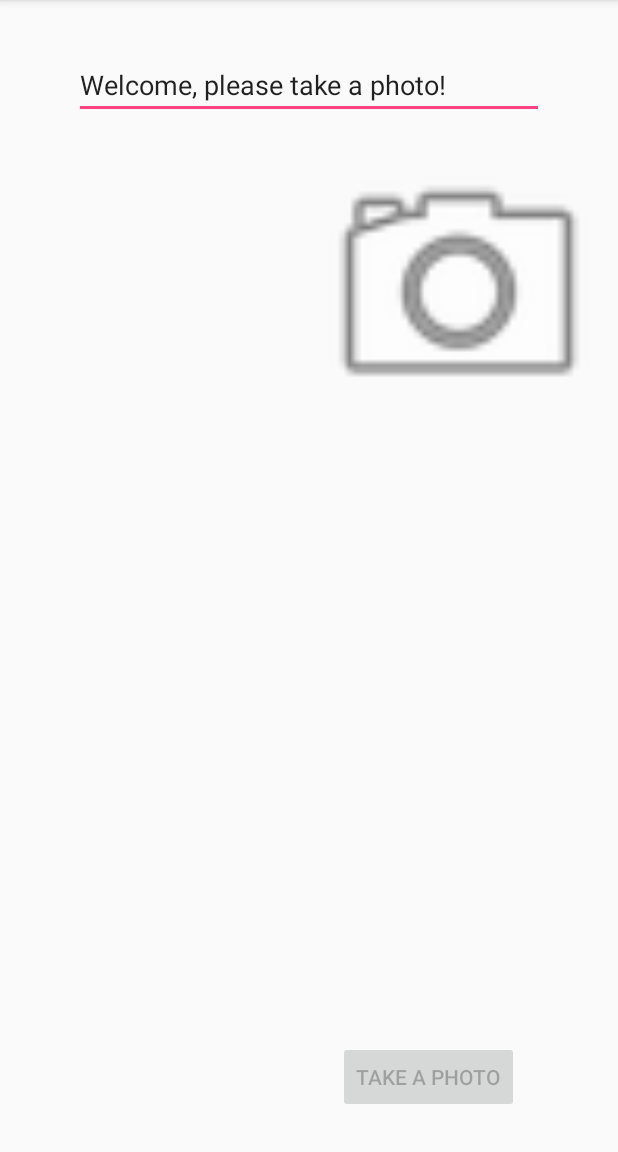
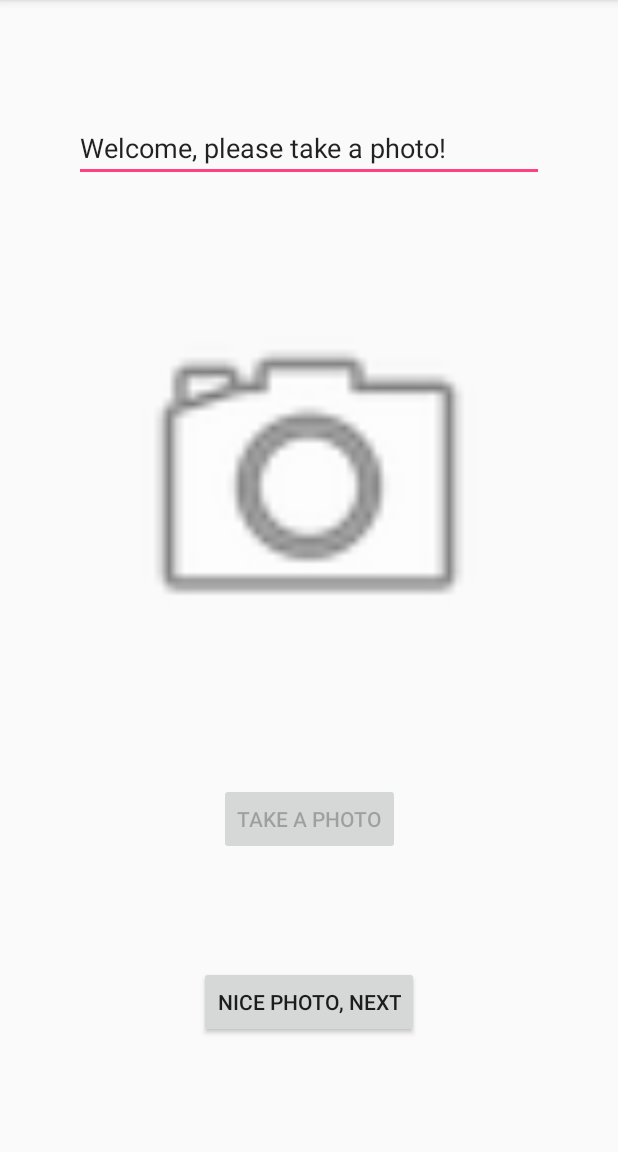
Before and after one commit to Lunj12/finger-android, an Android app: the screen it shows after launch (FirstActivity before the commit, PhotoActivity after it), on a phone screen of 412 x 824 dp, the part 84-1236 px from its top. Run offline under Robolectric (Android 15) with nearby library versions, the phone set to English and light mode, and no system bars.

Commit message:
start 3 activity version

```diff
--- a/FingerRecognition/app/src/main/java/com/example/lunj/fingerrecognition/FirstActivity.java
+++ b/FingerRecognition/app/src/main/java/com/example/lunj/fingerrecognition/PhotoActivity.java
@@ -11,68 +11,31 @@ import android.view.View;
 import android.widget.Button;
 import android.widget.EditText;
 import android.widget.ImageView;
-import android.widget.RadioGroup;
-import android.widget.TextView;
 
 
-public class FirstActivity extends AppCompatActivity {
+public class PhotoActivity extends AppCompatActivity {
     public static final int REQUEST_CAPTURE = 1;
 
     // class instance variables
-    int current_result = -1;
-    int total_sum = 0;
-    int RADIO_OPTIONS = 0; // 0 : None, 1 : add digit, 2 : sum up
     int[] pixels = new int[64 * 64];
     float[] flattenedImage = new float[64 * 64 * 3];
 
     // class instances view
     ImageView result_photo;
-    Button take, retake, next_1, next_2, finish_go;
-    RadioGroup rg;
+    Button take, next_1;
     EditText welcome;
-    TextView result_field, sum_field;
+
 
     @Override
     protected void onCreate(Bundle savedInstanceState) {
         super.onCreate(savedInstanceState);
-        setContentView(R.layout.activity_first);
+        setContentView(R.layout.activity_photo);
 
         // find views and set initial visibility
         take = (Button) findViewById(R.id.take);
-        retake = (Button) findViewById(R.id.retake);
         next_1 = (Button) findViewById(R.id.next_1);
-        next_2 = (Button) findViewById(R.id.next_2);
-        finish_go = (Button) findViewById(R.id.finish_go);
-        rg = (RadioGroup) findViewById(R.id.radioGroup);
         result_photo = (ImageView) findViewById(R.id.imageView);
         welcome = (EditText) findViewById(R.id.welcome);
-        result_field = (TextView) findViewById(R.id.result_field);
-        sum_field = (TextView) findViewById(R.id.sum_field);
-
-        initVisibility();
-
-        // listener for radio group
-        rg.setOnCheckedChangeListener(new RadioGroup.OnCheckedChangeListener() {
-            @Override
-            public void onCheckedChanged(RadioGroup group, int checkedId) {
-                switch (checkedId) {
-                    case R.id.add_digit:
-                        // add digit mark
-                        RADIO_OPTIONS = 1;
-                        retake.setVisibility(View.VISIBLE);
-                        break;
-                    case R.id.sum_up:
-                        // add digit mark
-                        retake.setVisibility(View.VISIBLE);
-                        break;
-                    case R.id.finish:
-                        // finish button appears
-                        finish_go.setVisibility(View.VISIBLE);
-                        break;
-                }
-
-            }
-        });
 
         // check camera availability
         if (!hasCamera()) {
@@ -81,19 +44,6 @@ public class FirstActivity extends AppCompatActivity {
 
     }
 
-    public void initVisibility() {
-        // set initial visibilities
-        take.setVisibility(View.VISIBLE);
-        retake.setVisibility(View.GONE);
-        next_1.setVisibility(View.GONE);
-        next_2.setVisibility(View.GONE);
-        finish_go.setVisibility(View.GONE);
-        rg.setVisibility(View.GONE);
-        result_photo.setVisibility(View.VISIBLE);
-        welcome.setVisibility(View.VISIBLE);
-        result_field.setVisibility(View.GONE);
-        sum_field.setVisibility(View.GONE);
-    }
 
     public boolean hasCamera() {
         // default front camera, how about a back one?
@@ -105,17 +55,10 @@ public class FirstActivity extends AppCompatActivity {
         startActivityForResult(i, REQUEST_CAPTURE);
     }
 
-    public void reLaunchCamera(View v) {
-
-    }
-
 
     @Override
     protected void onActivityResult(int requestCode, int resultCode, Intent data) {
         if (requestCode == REQUEST_CAPTURE && resultCode == RESULT_OK) {
-            //
-
-
             Bundle extras = data.getExtras();
             Bitmap photo = (Bitmap) extras.get("data");
             Bitmap sizedPhoto = Bitmap.createScaledBitmap(photo, 64, 64, true);
@@ -139,7 +82,4 @@ public class FirstActivity extends AppCompatActivity {
         }
     }
 
-
-    public void recognize(View view) {
-    }
 }
--- a/FingerRecognition/app/src/main/res/layout/activity_first.xml
+++ /dev/null
@@ -1,139 +0,0 @@
-<?xml version="1.0" encoding="utf-8"?>
-<android.support.constraint.ConstraintLayout xmlns:android="http://schemas.android.com/apk/res/android"
-    xmlns:app="http://schemas.android.com/apk/res-auto"
-    xmlns:tools="http://schemas.android.com/tools"
-    android:layout_width="match_parent"
-    android:layout_height="match_parent"
-    tools:context="com.example.lunj.fingerrecognition.FirstActivity"
-    tools:layout_editor_absoluteY="81dp">
-
-    <Button
-        android:id="@+id/retake"
-        android:layout_width="wrap_content"
-        android:layout_height="wrap_content"
-        android:layout_marginRight="42dp"
-        android:onClick="reLaunchCamera"
-        android:text="Take Another"
-        app:layout_constraintBaseline_toBaselineOf="@+id/finish_go"
-        app:layout_constraintEnd_toEndOf="parent" />
-
-    <Button
-        android:id="@+id/next_1"
-        android:layout_width="wrap_content"
-        android:layout_height="wrap_content"
-        android:layout_marginLeft="40dp"
-        android:layout_marginBottom="28dp"
-        android:onClick="recognize"
-        android:text="Yes, Next"
-        app:layout_constraintBaseline_toBaselineOf="@+id/next_2"
-        app:layout_constraintStart_toStartOf="parent" />
-
-    <Button
-        android:id="@+id/take"
-        android:layout_width="wrap_content"
-        android:layout_height="wrap_content"
-        android:layout_marginBottom="26dp"
-        android:layout_marginLeft="19dp"
-        android:onClick="launchCamera"
-        android:text="Take a Photo"
-        app:layout_constraintBottom_toTopOf="@+id/next_1"
-        app:layout_constraintStart_toStartOf="@+id/finish_go" />
-
-    <Button
-        android:id="@+id/next_2"
-        android:layout_width="wrap_content"
-        android:layout_height="wrap_content"
-        android:layout_marginBottom="28dp"
-        android:onClick="launchCamera"
-        android:text="Yes, Next"
-        app:layout_constraintBottom_toBottomOf="parent"
-        app:layout_constraintStart_toStartOf="@+id/next_1" />
-
-    <Button
-        android:id="@+id/finish_go"
-        android:layout_width="wrap_content"
-        android:layout_height="wrap_content"
-        android:layout_marginRight="105dp"
-        android:layout_marginLeft="114dp"
-        android:onClick="launchCamera"
-        android:text="Finish and Go"
-        app:layout_constraintBaseline_toBaselineOf="@+id/next_1"
-        app:layout_constraintEnd_toEndOf="@+id/retake"
-        app:layout_constraintStart_toStartOf="parent" />
-
-    <ImageView
-        android:id="@+id/imageView"
-        android:layout_width="wrap_content"
-        android:layout_height="wrap_content"
-        android:layout_marginTop="12dp"
-        android:minHeight="200dp"
-        android:minWidth="200dp"
-        app:layout_constraintStart_toStartOf="@+id/sum_field"
-        app:layout_constraintTop_toTopOf="@+id/sum_field"
-        app:srcCompat="@android:drawable/ic_menu_camera" />
-
-    <RadioGroup
-        android:id="@+id/radioGroup"
-        android:layout_width="wrap_content"
-        android:layout_height="96dp"
-        app:layout_constraintBottom_toBottomOf="parent"
-        app:layout_constraintEnd_toEndOf="parent"
-        app:layout_constraintStart_toStartOf="parent"
-        app:layout_constraintTop_toTopOf="parent">
-
-        <RadioButton
-            android:id="@+id/add_digit"
-            android:layout_width="wrap_content"
-            android:layout_height="wrap_content"
-            android:text="Add a digit to the result." />
-
-        <RadioButton
-            android:id="@+id/sum_up"
-            android:layout_width="wrap_content"
-            android:layout_height="wrap_content"
-            android:text="Add another number and sum up." />
-
-        <RadioButton
-            android:id="@+id/finish"
-            android:layout_width="wrap_content"
-            android:layout_height="wrap_content"
-            android:text="Finish, go to web search!" />
-
-    </RadioGroup>
-
-    <EditText
-        android:id="@+id/welcome"
-        android:layout_width="0dp"
-        android:layout_height="wrap_content"
-        android:layout_marginEnd="49dp"
-        android:layout_marginStart="49dp"
-        android:layout_marginTop="34dp"
-        android:ems="10"
-        android:inputType="textPersonName"
-        android:text="Welcome, please take a photo!"
-        app:layout_constraintEnd_toEndOf="parent"
-        app:layout_constraintStart_toStartOf="parent"
-        app:layout_constraintTop_toTopOf="parent" />
-
-    <TextView
-        android:id="@+id/result_field"
-        android:layout_width="200dp"
-        android:layout_height="0dp"
-        android:layout_marginTop="1dp"
-        android:text="TextView"
-        app:layout_constraintBottom_toTopOf="@+id/sum_field"
-        app:layout_constraintEnd_toEndOf="parent"
-        app:layout_constraintStart_toStartOf="parent"
-        app:layout_constraintTop_toBottomOf="@+id/welcome" />
-
-    <TextView
-        android:id="@+id/sum_field"
-        android:layout_width="200dp"
-        android:layout_height="35dp"
-        android:layout_marginTop="36dp"
-        android:text="TextView"
-        app:layout_constraintEnd_toEndOf="parent"
-        app:layout_constraintStart_toStartOf="parent"
-        app:layout_constraintTop_toBottomOf="@+id/welcome" />
-
-</android.support.constraint.ConstraintLayout>
--- /dev/null
+++ b/FingerRecognition/app/src/main/res/layout/activity_photo.xml
@@ -0,0 +1,64 @@
+<?xml version="1.0" encoding="utf-8"?>
+<android.support.constraint.ConstraintLayout xmlns:android="http://schemas.android.com/apk/res/android"
+    xmlns:app="http://schemas.android.com/apk/res-auto"
+    xmlns:tools="http://schemas.android.com/tools"
+    android:layout_width="match_parent"
+    android:layout_height="match_parent"
+    tools:context="com.example.lunj.fingerrecognition.PhotoActivity"
+    tools:layout_editor_absoluteY="81dp">
+
+    <Button
+        android:id="@+id/next_1"
+        android:layout_width="wrap_content"
+        android:layout_height="wrap_content"
+        android:layout_marginBottom="6dp"
+        android:onClick="recognize"
+        android:text="Nice Photo, Next"
+        app:layout_constraintBottom_toBottomOf="parent"
+        app:layout_constraintEnd_toEndOf="parent"
+        app:layout_constraintStart_toStartOf="parent"
+        app:layout_constraintTop_toBottomOf="@+id/take" />
+
+    <Button
+        android:id="@+id/take"
+        android:layout_width="wrap_content"
+        android:layout_height="wrap_content"
+        android:layout_marginBottom="3dp"
+        android:layout_marginStart="13dp"
+        android:onClick="launchCamera"
+        android:text="Take a Photo"
+        app:layout_constraintBottom_toTopOf="@+id/next_1"
+        app:layout_constraintStart_toStartOf="@+id/next_1"
+        app:layout_constraintTop_toBottomOf="@+id/imageView"
+        tools:ignore="RtlCompat" />
+
+    <ImageView
+        android:id="@+id/imageView"
+        android:layout_width="wrap_content"
+        android:layout_height="wrap_content"
+        android:layout_marginBottom="4dp"
+        android:minHeight="256dp"
+        android:minWidth="256dp"
+        app:layout_constraintBottom_toTopOf="@+id/take"
+        app:layout_constraintEnd_toEndOf="parent"
+        app:layout_constraintStart_toStartOf="parent"
+        app:layout_constraintTop_toBottomOf="@+id/welcome"
+        app:srcCompat="@android:drawable/ic_menu_camera" />
+
+
+    <EditText
+        android:id="@+id/welcome"
+        android:layout_width="0dp"
+        android:layout_height="wrap_content"
+        android:layout_marginEnd="49dp"
+        android:layout_marginStart="49dp"
+        android:layout_marginTop="6dp"
+        android:ems="10"
+        android:inputType="textPersonName"
+        android:text="Welcome, please take a photo!"
+        app:layout_constraintBottom_toTopOf="@+id/imageView"
+        app:layout_constraintEnd_toEndOf="parent"
+        app:layout_constraintStart_toStartOf="parent"
+        app:layout_constraintTop_toTopOf="parent" />
+
+</android.support.constraint.ConstraintLayout>
```
Also changed, not shown: FingerRecognition/app/src/main/AndroidManifest.xml (+5 -2 lines), FingerRecognition/app/src/main/java/com/example/lunj/fingerrecognition/RecognizationActivity.java (added, +65 -0 lines), FingerRecognition/app/src/main/res/layout/activity_recognization.xml (added, +118 -0 lines).
